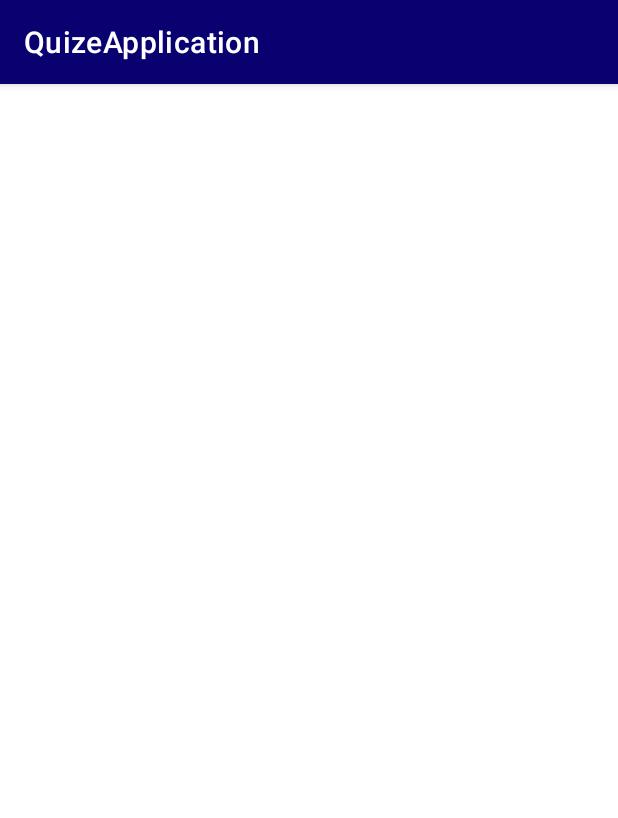
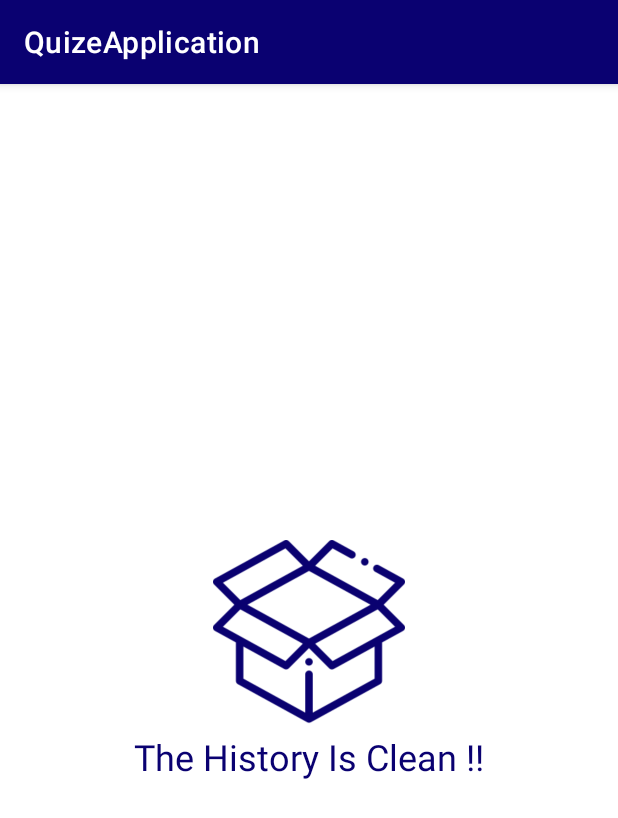
Before and after one commit to amirreza-lotfi/QuizApplication, an Android app: the HistoryFragment screen opened through its navigation route, on a phone screen of 412 x 824 dp. Shown: the top 818 px of the screen. Run offline under Robolectric (Android 15) with nearby library versions, the phone set to English and light mode, and no system bars; our stand-ins replace RxJava; 2 statements that could not run were skipped.

```diff
--- a/app/src/main/java/com/amirreza/quizapplication/feature_quiz/presentation/fragment_history/HistoryFragment.kt
+++ b/app/src/main/java/com/amirreza/quizapplication/feature_quiz/presentation/fragment_history/HistoryFragment.kt
@@ -31,7 +31,12 @@ class HistoryFragment : QuizBaseFragment() {
         recyclerView.layoutManager = layoutManager
 
         viewModel.examHistory.observe(viewLifecycleOwner){
+            setEmptyVisibility(it.size==0)
             recyclerView.adapter = QuizHistoryAdapter(it)
         }
     }
+
+    fun setEmptyVisibility(isVisible:Boolean){
+        binding.emptyState.visibility = if(isVisible) View.VISIBLE else View.GONE
+    }
 }
--- a/app/src/main/java/com/amirreza/quizapplication/feature_quiz/presentation/fragment_quiz/QuizFragment.kt
+++ b/app/src/main/java/com/amirreza/quizapplication/feature_quiz/presentation/fragment_quiz/QuizFragment.kt
@@ -63,8 +63,8 @@ class QuizFragment : QuizBaseFragment() {
         }
 
         binding.actionButton.setOnClickListener {
+            quizViewModel.onActionButtonClicked()
             clearRadioButton()
-            quizViewModel.onActionButtonClicked()
         }
     }
 
--- a/app/src/main/res/layout/fragment_history.xml
+++ b/app/src/main/res/layout/fragment_history.xml
@@ -1,4 +1,5 @@
-<FrameLayout xmlns:android="http://schemas.android.com/apk/res/android"
+<androidx.constraintlayout.widget.ConstraintLayout xmlns:android="http://schemas.android.com/apk/res/android"
+    xmlns:app="http://schemas.android.com/apk/res-auto"
     xmlns:tools="http://schemas.android.com/tools"
     android:layout_width="match_parent"
     android:layout_height="match_parent"
@@ -10,4 +11,26 @@
         android:layout_width="match_parent"
         android:layout_height="match_parent"/>
 
-</FrameLayout>
+    <LinearLayout
+        android:id="@+id/emptyState"
+        android:layout_width="wrap_content"
+        android:layout_height="wrap_content"
+        android:orientation="vertical"
+        android:visibility="gone"
+        app:layout_constraintBottom_toBottomOf="@+id/quizHistoryRecyclerView"
+        app:layout_constraintEnd_toEndOf="parent"
+        app:layout_constraintStart_toStartOf="parent"
+        app:layout_constraintTop_toTopOf="parent">
+        <androidx.appcompat.widget.AppCompatImageView
+            android:layout_width="128dp"
+            android:layout_height="128dp"
+            android:layout_gravity="center"
+            android:src="@drawable/empty"/>
+        <TextView
+            android:layout_width="wrap_content"
+            android:layout_height="wrap_content"
+            android:textSize="24dp"
+            android:textColor="?colorPrimary"
+            android:text="The History Is Clean !!"/>
+    </LinearLayout>
+</androidx.constraintlayout.widget.ConstraintLayout>
--- a/app/src/main/res/layout/fragment_home.xml
+++ b/app/src/main/res/layout/fragment_home.xml
@@ -6,11 +6,12 @@
     tools:context="com.amirreza.quizapplication.feature_quiz.presentation.fragment_home.HomeFragment">
 
     <!-- TODO: Update blank fragment layout -->
-    <FrameLayout
+    <androidx.appcompat.widget.AppCompatImageView
         android:id="@+id/lottieAnimationView"
         android:layout_width="200dp"
         android:layout_height="200dp"
         android:layout_marginBottom="16dp"
+        android:src="@drawable/exam"
         app:layout_constraintBottom_toTopOf="@+id/linearLayout"
         app:layout_constraintEnd_toEndOf="parent"
         app:layout_constraintStart_toStartOf="parent" />
@@ -19,6 +20,7 @@
         android:id="@+id/linearLayout"
         android:layout_width="wrap_content"
         android:layout_height="wrap_content"
+        android:layout_marginTop="32dp"
         app:layout_constraintBottom_toBottomOf="parent"
         app:layout_constraintEnd_toEndOf="@+id/lottieAnimationView"
         app:layout_constraintStart_toStartOf="@+id/lottieAnimationView"
--- a/app/src/main/res/layout/fragment_quiz.xml
+++ b/app/src/main/res/layout/fragment_quiz.xml
@@ -24,7 +24,6 @@
         android:layout_width="match_parent"
         android:layout_height="wrap_content"
         android:orientation="vertical"
-        android:layoutAnimation="@null"
         android:paddingHorizontal="32dp"
         app:layout_constraintBottom_toBottomOf="parent"
         app:layout_constraintEnd_toEndOf="parent"
--- a/app/src/main/res/layout/fragment_result.xml
+++ b/app/src/main/res/layout/fragment_result.xml
@@ -7,11 +7,12 @@
 
 
 
-    <FrameLayout
+    <ImageView
         android:id="@+id/lottieAnimationView2"
         android:layout_width="200dp"
         android:layout_height="200dp"
-        android:layout_marginBottom="8dp"
+        android:layout_marginBottom="16dp"
+        android:src="@drawable/score"
         app:layout_constraintBottom_toTopOf="@+id/score"
         app:layout_constraintEnd_toEndOf="parent"
         app:layout_constraintStart_toStartOf="parent"/>
```
Also changed, not shown: app/src/main/res/drawable/empty.png (added), app/src/main/res/drawable/exam.jpg (added), app/src/main/res/drawable/score.png (added).
